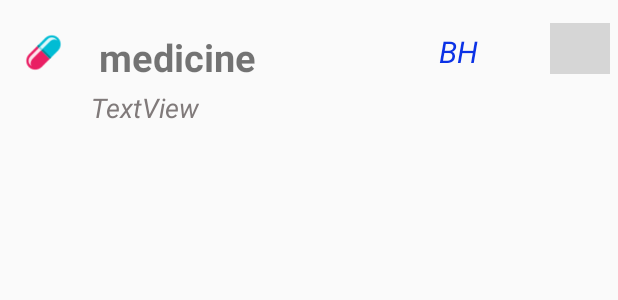
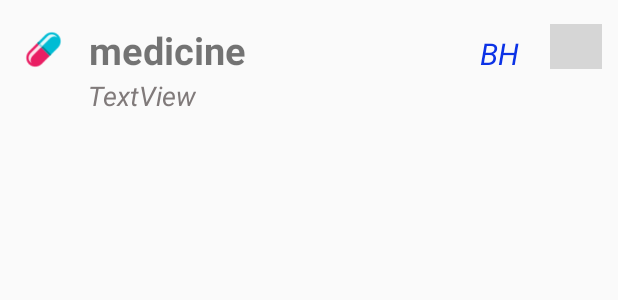
Before and after one commit to nhthuc/Medicine, an Android app: the layout item_medicine.xml on its own in the app's theme, with its tools: preview values and no code run, on a phone screen of 412 x 824 dp. Shown: the top 300 px of the screen. Run offline under Robolectric (Android 15) with nearby library versions, the phone set to English and light mode, and no system bars; grey boxes are pictures that could not be loaded.

Commit message:
medicine_V4

```diff
--- a/app/src/main/res/layout/activity_main.xml
+++ b/app/src/main/res/layout/activity_main.xml
@@ -9,17 +9,18 @@
 
     <EditText
         android:id="@+id/editTextFind"
-        android:layout_width="wrap_content"
-        android:layout_height="52dp"
-        android:layout_marginStart="8dp"
-        android:layout_marginLeft="8dp"
-        android:layout_marginTop="28dp"
+        android:layout_width="308dp"
+        android:layout_height="48dp"
+        android:layout_marginTop="15dp"
+        android:layout_marginEnd="8dp"
         android:layout_marginRight="8dp"
         android:ems="10"
         android:hint="Tìm kiếm..."
         android:inputType="textPersonName"
         android:padding="10dp"
         android:textSize="25dp"
+        app:layout_constraintEnd_toEndOf="parent"
+        app:layout_constraintHorizontal_bias="1.0"
         app:layout_constraintStart_toEndOf="@+id/imageView"
         app:layout_constraintTop_toTopOf="parent" />
 
@@ -44,7 +45,7 @@
     <ListView
         android:id="@+id/listMedicine"
         android:layout_width="match_parent"
-        android:layout_height="475dp"
+        android:layout_height="400dp"
         android:layout_marginStart="8dp"
         android:layout_marginLeft="8dp"
         android:layout_marginTop="20dp"
@@ -62,9 +63,7 @@
         android:id="@+id/imageView"
         android:layout_width="wrap_content"
         android:layout_height="wrap_content"
-        android:layout_marginStart="4dp"
-        android:layout_marginLeft="4dp"
-        android:layout_marginTop="24dp"
+        android:layout_marginTop="12dp"
         app:layout_constraintStart_toStartOf="parent"
         app:layout_constraintTop_toTopOf="parent"
         app:srcCompat="@drawable/search" />
--- a/app/src/main/res/layout/item_medicine.xml
+++ b/app/src/main/res/layout/item_medicine.xml
@@ -3,19 +3,19 @@
     xmlns:app="http://schemas.android.com/apk/res-auto"
     xmlns:tools="http://schemas.android.com/tools"
     android:layout_width="match_parent"
-    android:layout_height="95dp"
+    android:layout_height="80dp"
     android:orientation="horizontal"
     android:weightSum="10"
     android:padding="5dp">
 
     <ImageView
-        android:layout_weight="1"
         android:id="@+id/imageView2"
         android:layout_width="0dp"
         android:layout_height="39dp"
         android:layout_marginStart="4dp"
         android:layout_marginLeft="4dp"
-        android:layout_marginTop="10dp"
+        android:layout_marginTop="8dp"
+        android:layout_weight="1"
         android:padding="5dp"
         android:src="@drawable/pill"
         app:layout_constraintStart_toStartOf="parent"
@@ -23,65 +23,66 @@
 
 
     <LinearLayout
-        android:layout_weight="6"
+        android:layout_weight="9"
         android:orientation="vertical"
         android:layout_width="0dp"
-        android:weightSum="3"
+        android:weightSum="5"
         android:layout_height="wrap_content">
+        <LinearLayout
+            android:layout_weight="3"
+            android:weightSum="10"
+            android:padding="5dp"
+            android:layout_width="match_parent"
+            android:layout_height="0dp">
             <TextView
+                android:layout_weight="7"
+                android:layout_marginTop="5dp"
                 android:id="@+id/txtItemMedicine"
-            android:layout_width="wrap_content"
-            android:layout_height="40dp"
-            android:layout_marginStart="12dp"
-            android:layout_marginLeft="12dp"
-            android:layout_marginTop="10dp"
-            android:padding="5dp"
+                android:layout_width="0dp"
+                android:layout_height="32dp"
+                android:layout_marginLeft="5dp"
                 android:text="medicine"
                 android:textSize="25dp"
-            android:textStyle="bold"
-            android:layout_weight="2"
-            app:layout_constraintStart_toEndOf="@+id/imageView2"
-            app:layout_constraintTop_toTopOf="parent" />
+                android:textStyle="bold" />
             <TextView
-            android:id="@+id/txtFullName"
-            android:layout_width="wrap_content"
-            android:layout_height="25dp"
-            android:layout_marginStart="12dp"
-            android:layout_marginLeft="12dp"
-            android:layout_marginTop="4dp"
-            android:text="TextView"
-            android:textColor="#807A7A"
-            android:textSize="18dp"
-            android:textStyle="italic"
-            android:layout_weight="1"
-            app:layout_constraintStart_toEndOf="@+id/imageView2"
-            app:layout_constraintTop_toBottomOf="@+id/txtItemMedicine" />
-    </LinearLayout>
-
-    <TextView
-        android:layout_marginTop="10dp"
+                android:layout_marginTop="5dp"
                 android:id="@+id/txtStatus"
                 android:layout_width="0dp"
-        android:layout_height="35dp"
+                android:layout_height="32dp"
                 android:padding="5dp"
                 android:text="BH"
                 android:textColor="#0B32E6"
                 android:textSize="20dp"
                 android:textStyle="italic"
                 android:layout_weight="2"
+                android:textAlignment="center"
                 app:layout_constraintEnd_toStartOf="@+id/imageEdit"
                 app:layout_constraintTop_toTopOf="parent" />
 
             <ImageView
-        android:layout_marginTop="10dp"
                 android:id="@+id/imageEdit"
                 android:layout_width="0dp"
-        android:layout_height="34dp"
+                android:layout_height="32dp"
+                android:layout_marginTop="5dp"
                 android:layout_weight="1"
-        android:padding="5dp"
                 android:src="@drawable/edit"
                 app:layout_constraintEnd_toEndOf="parent"
                 app:layout_constraintTop_toTopOf="parent" />
+        </LinearLayout>
+
+        <TextView
+            android:id="@+id/txtFullName"
+            android:layout_width="wrap_content"
+            android:layout_height="0dp"
+            android:layout_marginLeft="10dp"
+            android:text="TextView"
+            android:textSize="18dp"
+            android:textColor="#807A7A"
+            android:textStyle="italic"
+            android:layout_weight="2" />
+    </LinearLayout>
+
+
 
 
 
```
Lines whose indentation alone changed are shown as unchanged.
